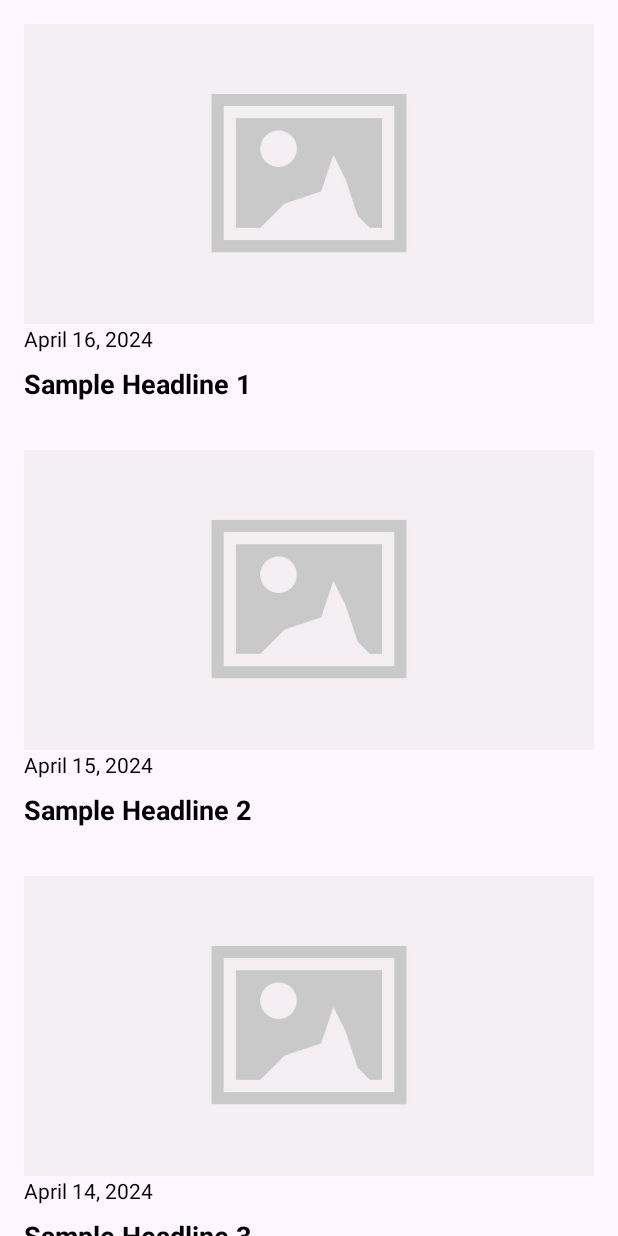
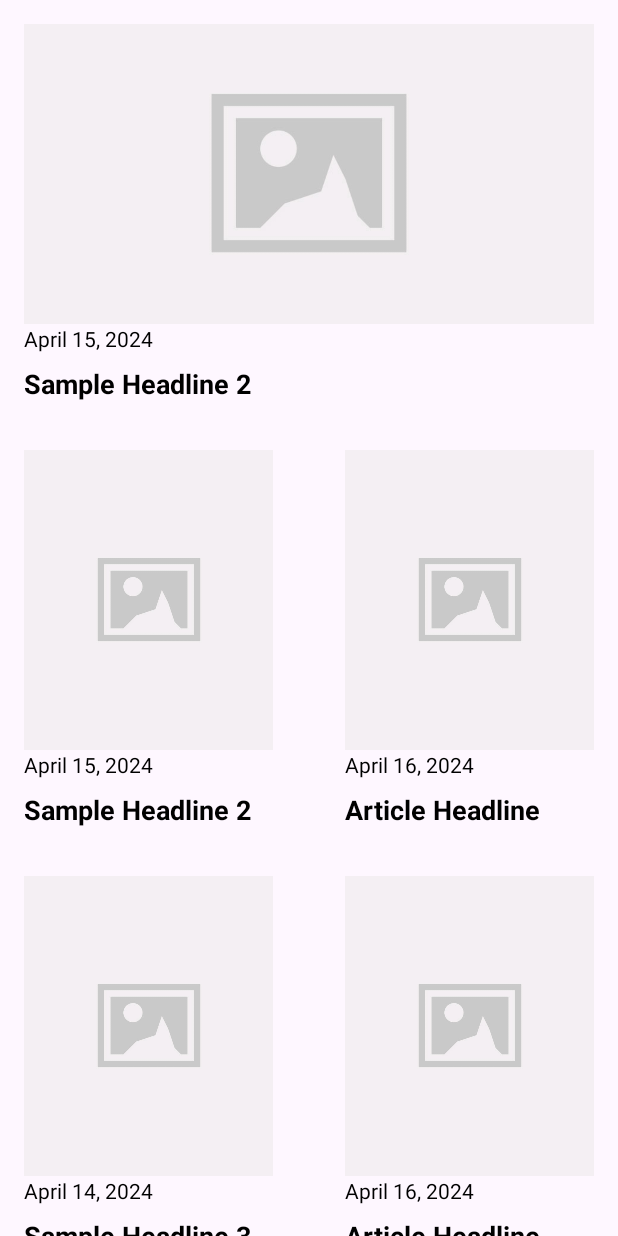
Before and after one commit to b0ink/5.1-NewsApp, an Android app: the screen it shows after launch (MainActivity), on a phone screen of 412 x 824 dp. Run offline under Robolectric (Android 15) with nearby library versions, the phone set to English and light mode, and no system bars.

Commit message:
Add top news horizontal recycler view

```diff
--- a/app/src/main/java/com/example/newsapp/MainActivity.java
+++ b/app/src/main/java/com/example/newsapp/MainActivity.java
@@ -26,12 +26,22 @@ public class MainActivity extends AppCompatActivity {
             return insets;
         });
 
+
+        RecyclerView topNewsRecycler = findViewById(R.id.top_news_recycler);
+        topNewsRecycler.setLayoutManager(new LinearLayoutManager(this, LinearLayoutManager.HORIZONTAL, false));
+
+        List<NewsItem> topNewsList = generateDummyData(); // Generate dummy data
+        NewsAdapter topNewsAdapter = new NewsAdapter(topNewsList, true);
+        topNewsRecycler.setAdapter(topNewsAdapter);
+
         RecyclerView recyclerView = findViewById(R.id.recyclerView);
         recyclerView.setLayoutManager(new LinearLayoutManager(this));
 
         List<NewsItem> newsList = generateDummyData(); // Generate dummy data
-        NewsAdapter adapter = new NewsAdapter(newsList);
+        NewsAdapter adapter = new NewsAdapter(newsList, false);
         recyclerView.setAdapter(adapter);
+
+
     }
 
     private List<NewsItem> generateDummyData() {
--- a/app/src/main/java/com/example/newsapp/NewsAdapter.java
+++ b/app/src/main/java/com/example/newsapp/NewsAdapter.java
@@ -14,30 +14,50 @@ import java.util.List;
 public class NewsAdapter extends RecyclerView.Adapter<NewsAdapter.NewsViewHolder> {
 
     private List<NewsItem> newsList;
+    private Boolean isTopNews;
 
-    public NewsAdapter(List<NewsItem> newsList) {
+    public NewsAdapter(List<NewsItem> newsList, Boolean horizontal) {
         this.newsList = newsList;
+        this.isTopNews = horizontal;
     }
 
     @NonNull
     @Override
     public NewsViewHolder onCreateViewHolder(@NonNull ViewGroup parent, int viewType) {
-        View view = LayoutInflater.from(parent.getContext()).inflate(R.layout.card_news_article, parent, false);
-        return new NewsViewHolder(view);
+        if(isTopNews){
+            //TODO: make top news a carousel with arrows on either side to imply there are stories to swipe across to
+            View view = LayoutInflater.from(parent.getContext()).inflate(R.layout.card_news_article, parent, false);
+            return new NewsViewHolder(view);
+        }else{
+            View view = LayoutInflater.from(parent.getContext()).inflate(R.layout.item_news_row, parent, false);
+            return new NewsViewHolder(view);
+        }
     }
 
     @Override
     public void onBindViewHolder(@NonNull NewsViewHolder holder, int position) {
-        NewsItem currentItem = newsList.get(position);
+        // Calculate the position of the news items in the dataset
+        int firstItemPosition = position * 2;
+        int secondItemPosition = firstItemPosition + 1;
 
-        holder.imageView.setImageResource(currentItem.getImageResource());
-        holder.textViewDate.setText(currentItem.getDate());
-        holder.textViewHeadline.setText(currentItem.getHeadline());
+        // Bind data to the first news item
+        if (firstItemPosition < newsList.size()) {
+            holder.bind(newsList.get(firstItemPosition));
+        }
+
+        // Bind data to the second news item
+        if (secondItemPosition < newsList.size()) {
+            holder.bind(newsList.get(secondItemPosition));
+        } else {
+            // Hide the second item if it doesn't have data
+            holder.clear();
+        }
     }
 
     @Override
     public int getItemCount() {
-        return newsList.size();
+        // Calculate the number of rows needed for the news items
+        return (int) Math.ceil(newsList.size() / 2.0);
     }
 
     public static class NewsViewHolder extends RecyclerView.ViewHolder {
@@ -51,5 +71,15 @@ public class NewsAdapter extends RecyclerView.Adapter<NewsAdapter.NewsViewHolder
             textViewDate = itemView.findViewById(R.id.textView_date);
             textViewHeadline = itemView.findViewById(R.id.textView_headline);
         }
+
+        public void bind(NewsItem newsItem) {
+            // Bind data to the views
+            imageView.setImageResource(newsItem.getImageResource());
+            textViewDate.setText(newsItem.getDate());
+            textViewHeadline.setText(newsItem.getHeadline());
+        }
+
+        public void clear() {
+        }
     }
 }
--- a/app/src/main/res/layout/activity_main.xml
+++ b/app/src/main/res/layout/activity_main.xml
@@ -7,23 +7,27 @@
     android:layout_height="match_parent"
     tools:context=".MainActivity">
 
-    <TextView
-        android:layout_width="wrap_content"
-        android:layout_height="wrap_content"
-        android:text="Hello World!"
+
+    <LinearLayout
+        android:layout_width="match_parent"
+        android:layout_height="match_parent"
+        android:orientation="vertical"
         app:layout_constraintBottom_toBottomOf="parent"
         app:layout_constraintEnd_toEndOf="parent"
         app:layout_constraintStart_toStartOf="parent"
-        app:layout_constraintTop_toTopOf="parent" />
+        app:layout_constraintTop_toTopOf="parent">
 
+        <androidx.recyclerview.widget.RecyclerView
+            android:id="@+id/top_news_recycler"
+            android:layout_width="match_parent"
+            android:layout_height="wrap_content"
+            android:orientation="horizontal" />
 
-    <androidx.recyclerview.widget.RecyclerView
-        android:id="@+id/recyclerView"
-        android:layout_width="match_parent"
-        android:layout_height="match_parent"
-        app:layout_constraintTop_toTopOf="parent"
-        app:layout_constraintBottom_toBottomOf="parent"
-        app:layout_constraintStart_toStartOf="parent"
-        app:layout_constraintEnd_toEndOf="parent"/>
+        <androidx.recyclerview.widget.RecyclerView
+            android:id="@+id/recyclerView"
+            android:layout_width="match_parent"
+            android:layout_height="match_parent"
+            android:orientation="vertical" />
+    </LinearLayout>
 
 </androidx.constraintlayout.widget.ConstraintLayout>
--- /dev/null
+++ b/app/src/main/res/layout/item_news_row.xml
@@ -0,0 +1,34 @@
+<LinearLayout xmlns:android="http://schemas.android.com/apk/res/android"
+    android:layout_width="match_parent"
+    android:layout_height="wrap_content"
+    android:orientation="horizontal">
+
+    <!-- First News Card -->
+    <LinearLayout
+        android:id="@+id/news_card1"
+        android:layout_width="0dp"
+        android:layout_weight="1"
+        android:layout_height="wrap_content"
+        android:orientation="vertical"
+        android:layout_marginEnd="8dp">
+
+        <!-- Include card_news_article.xml layout for the first news card -->
+        <include layout="@layout/card_news_article"/>
+
+    </LinearLayout>
+
+    <!-- Second News Card -->
+    <LinearLayout
+        android:id="@+id/news_card2"
+        android:layout_width="0dp"
+        android:layout_weight="1"
+        android:layout_height="wrap_content"
+        android:orientation="vertical"
+        android:layout_marginStart="8dp">
+
+        <!-- Include card_news_article.xml layout for the second news card -->
+        <include layout="@layout/card_news_article"/>
+
+    </LinearLayout>
+
+</LinearLayout>
```
